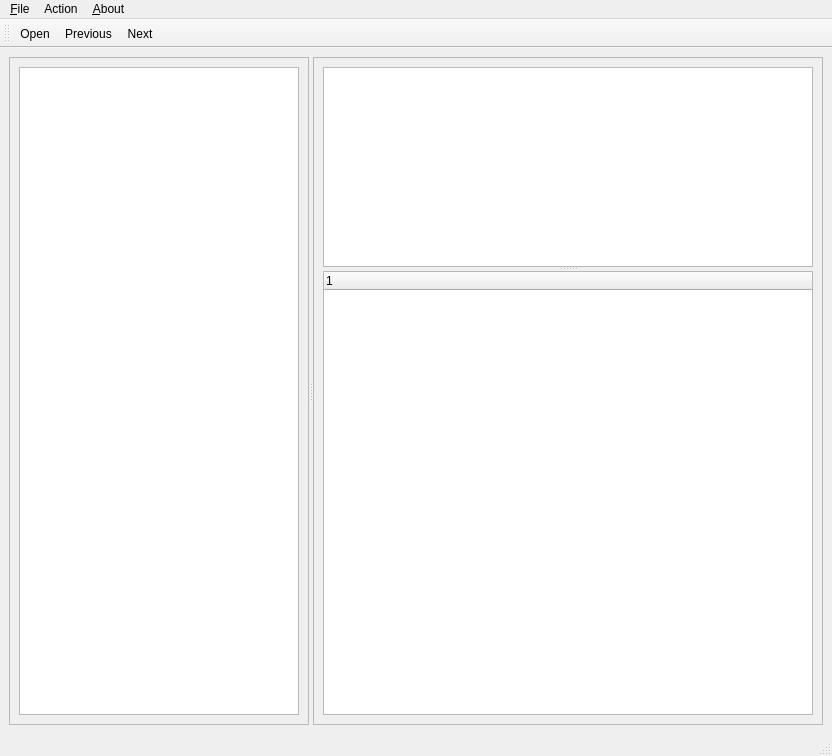
First picture: the form in UI/pklz_viewer/pklz_viewer.ui, repository i4Ds/STIX_python_PUB023, before the edit.
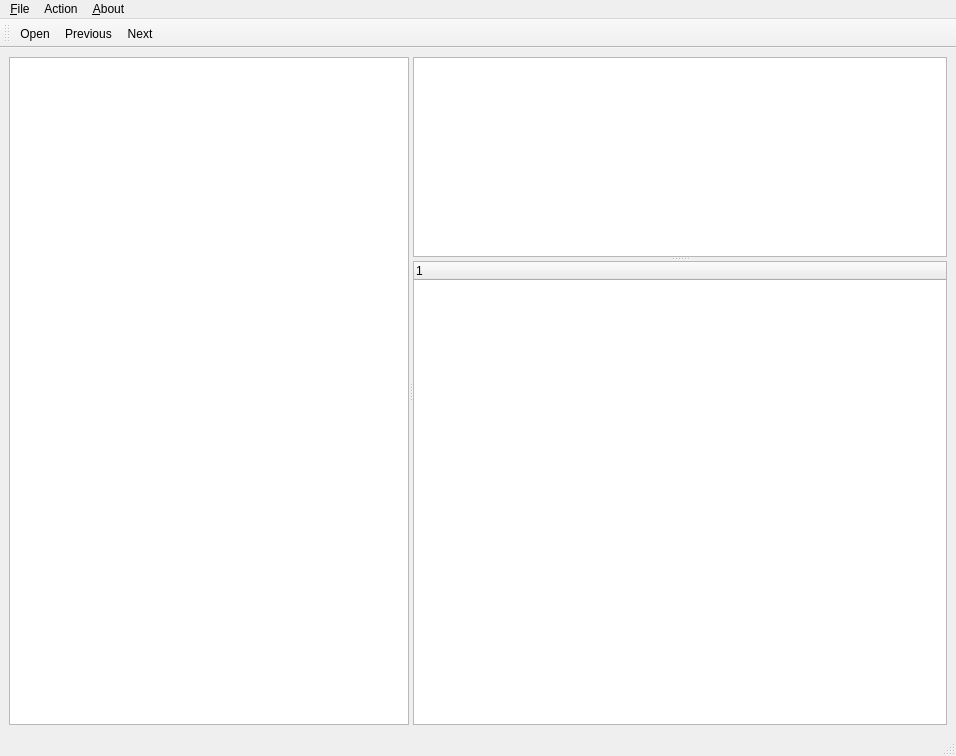
Second picture: the form after the edit. Icons and pictures are not drawn.

Commit message: layout in splitter

Patch:
```diff
--- a/UI/pklz_viewer/pklz_viewer.ui
+++ b/UI/pklz_viewer/pklz_viewer.ui
@@ -9,14 +9,14 @@
    <rect>
     <x>0</x>
     <y>0</y>
-    <width>832</width>
+    <width>956</width>
     <height>756</height>
    </rect>
   </property>
   <property name="maximumSize">
    <size>
-    <width>832</width>
-    <height>756</height>
+    <width>323232</width>
+    <height>323232</height>
    </size>
   </property>
   <property name="windowTitle">
@@ -27,46 +27,25 @@
     <normaloff>../../../../../../opencascade/mayo_2019/images/themes/classic/cut.png</normaloff>../../../../../../opencascade/mayo_2019/images/themes/classic/cut.png</iconset>
   </property>
   <widget class="QWidget" name="centralwidget">
-   <layout class="QVBoxLayout" name="verticalLayout_3">
+   <layout class="QVBoxLayout" name="verticalLayout">
     <item>
+     <widget class="QSplitter" name="splitter_3">
+      <property name="orientation">
+       <enum>Qt::Horizontal</enum>
+      </property>
      <widget class="QSplitter" name="splitter_2">
       <property name="orientation">
        <enum>Qt::Horizontal</enum>
       </property>
-      <widget class="QFrame" name="frame_2">
-       <property name="minimumSize">
-        <size>
-         <width>200</width>
-         <height>0</height>
-        </size>
-       </property>
+       <widget class="QListView" name="listView">
        <property name="maximumSize">
         <size>
-         <width>300</width>
+          <width>400</width>
          <height>16777215</height>
         </size>
        </property>
-       <property name="frameShape">
-        <enum>QFrame::StyledPanel</enum>
-       </property>
-       <property name="frameShadow">
-        <enum>QFrame::Raised</enum>
-       </property>
-       <layout class="QVBoxLayout" name="verticalLayout_2">
-        <item>
-         <widget class="QListView" name="listView"/>
-        </item>
-       </layout>
-      </widget>
-      <widget class="QFrame" name="frame">
-       <property name="frameShape">
-        <enum>QFrame::StyledPanel</enum>
-       </property>
-       <property name="frameShadow">
-        <enum>QFrame::Raised</enum>
-       </property>
-       <layout class="QVBoxLayout" name="verticalLayout">
-        <item>
+       </widget>
+      </widget>
          <widget class="QSplitter" name="splitter">
           <property name="orientation">
            <enum>Qt::Vertical</enum>
@@ -90,9 +69,6 @@
            </column>
           </widget>
          </widget>
-        </item>
-       </layout>
-      </widget>
      </widget>
     </item>
    </layout>
@@ -102,7 +78,7 @@
     <rect>
      <x>0</x>
      <y>0</y>
-     <width>832</width>
+     <width>956</width>
      <height>22</height>
     </rect>
    </property>
```
Left out of the diff: 23 changed lines with no effect on the pictures. Lines whose indentation alone changed are shown as unchanged. The commit also changes 3 other files.
